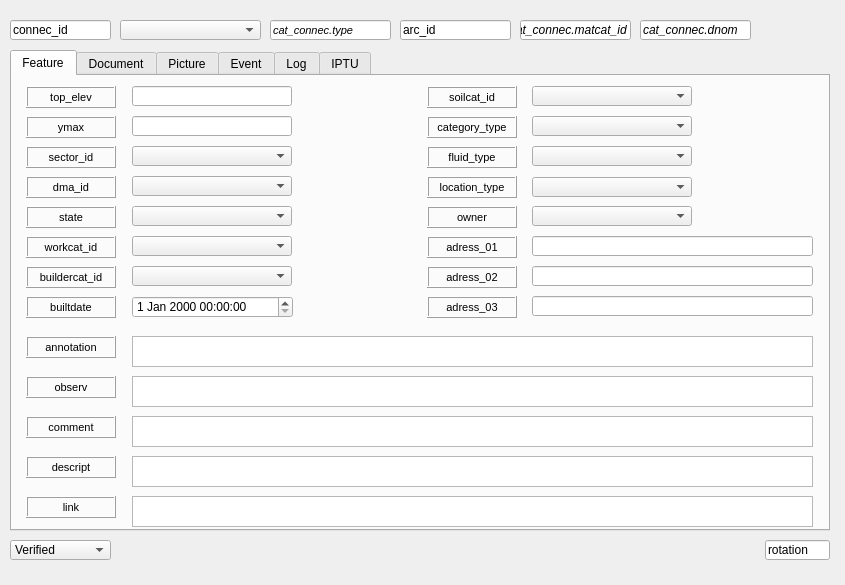
First picture: the form in ui/ud_connec.ui, repository Giswater/giswater_qgis_plugin, before the edit.
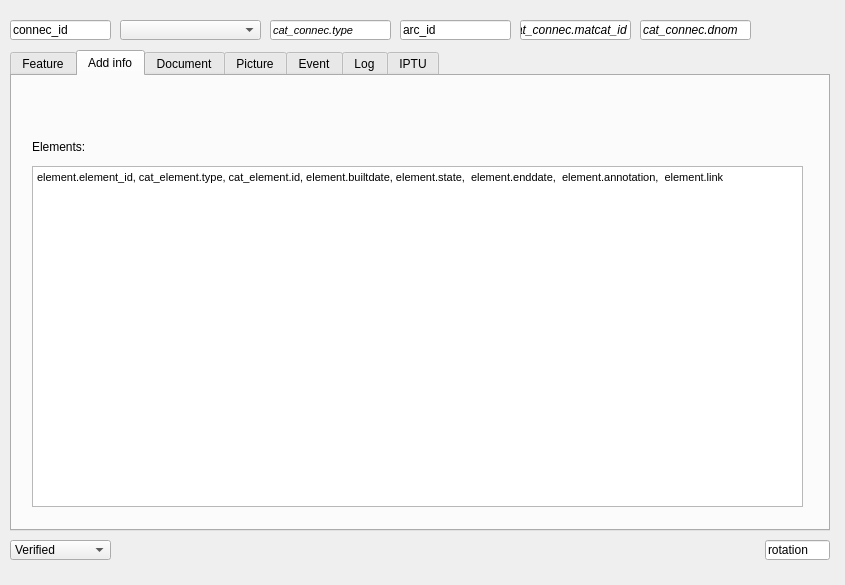
Second picture: the form after the edit. The open tabs and pages were chosen to show the change.

Patch:
```diff
--- a/ui/ud_connec.ui
+++ b/ui/ud_connec.ui
@@ -994,7 +994,7 @@
       </rect>
      </property>
     </widget>
-    <widget class="QDateTimeEdit" name="dateTimeEdit_12">
+    <widget class="QDateEdit" name="builtdate">
      <property name="geometry">
       <rect>
        <x>120</x>
@@ -1015,6 +1015,64 @@
      </property>
     </widget>
    </widget>
+   <widget class="QWidget" name="tab">
+    <attribute name="title">
+     <string>Add info</string>
+    </attribute>
+    <widget class="QTextEdit" name="element">
+     <property name="geometry">
+      <rect>
+       <x>20</x>
+       <y>90</y>
+       <width>771</width>
+       <height>341</height>
+      </rect>
+     </property>
+     <property name="html">
+      <string>&lt;!DOCTYPE HTML PUBLIC &quot;-//W3C//DTD HTML 4.0//EN&quot; &quot;http://www.w3.org/TR/REC-html40/strict.dtd&quot;&gt;
+&lt;html&gt;&lt;head&gt;&lt;meta name=&quot;qrichtext&quot; content=&quot;1&quot; /&gt;&lt;style type=&quot;text/css&quot;&gt;
+p, li { white-space: pre-wrap; }
+&lt;/style&gt;&lt;/head&gt;&lt;body style=&quot; font-family:'MS Shell Dlg 2'; font-size:8.25pt; font-weight:400; font-style:normal;&quot;&gt;
+&lt;p style=&quot; margin-top:0px; margin-bottom:0px; margin-left:0px; margin-right:0px; -qt-block-indent:0; text-indent:0px;&quot;&gt;&lt;span style=&quot; font-size:8pt;&quot;&gt;element.element_id, cat_element.type, cat_element.id, element.builtdate, element.state,  element.enddate,  element.annotation,  element.link&lt;/span&gt;&lt;/p&gt;&lt;/body&gt;&lt;/html&gt;</string>
+     </property>
+    </widget>
+    <widget class="QLabel" name="label_elements">
+     <property name="geometry">
+      <rect>
+       <x>20</x>
+       <y>60</y>
+       <width>90</width>
+       <height>22</height>
+      </rect>
+     </property>
+     <property name="font">
+      <font>
+       <pointsize>9</pointsize>
+      </font>
+     </property>
+     <property name="frameShape">
+      <enum>QFrame::NoFrame</enum>
+     </property>
+     <property name="frameShadow">
+      <enum>QFrame::Plain</enum>
+     </property>
+     <property name="text">
+      <string>Elements:</string>
+     </property>
+     <property name="textFormat">
+      <enum>Qt::AutoText</enum>
+     </property>
+     <property name="scaledContents">
+      <bool>false</bool>
+     </property>
+     <property name="alignment">
+      <set>Qt::AlignLeading|Qt::AlignLeft|Qt::AlignVCenter</set>
+     </property>
+     <property name="margin">
+      <number>3</number>
+     </property>
+    </widget>
+   </widget>
    <widget class="QWidget" name="tab_7">
     <attribute name="title">
      <string>Document</string>
```
Left out of the diff: 158 changed lines with no effect on the pictures.
